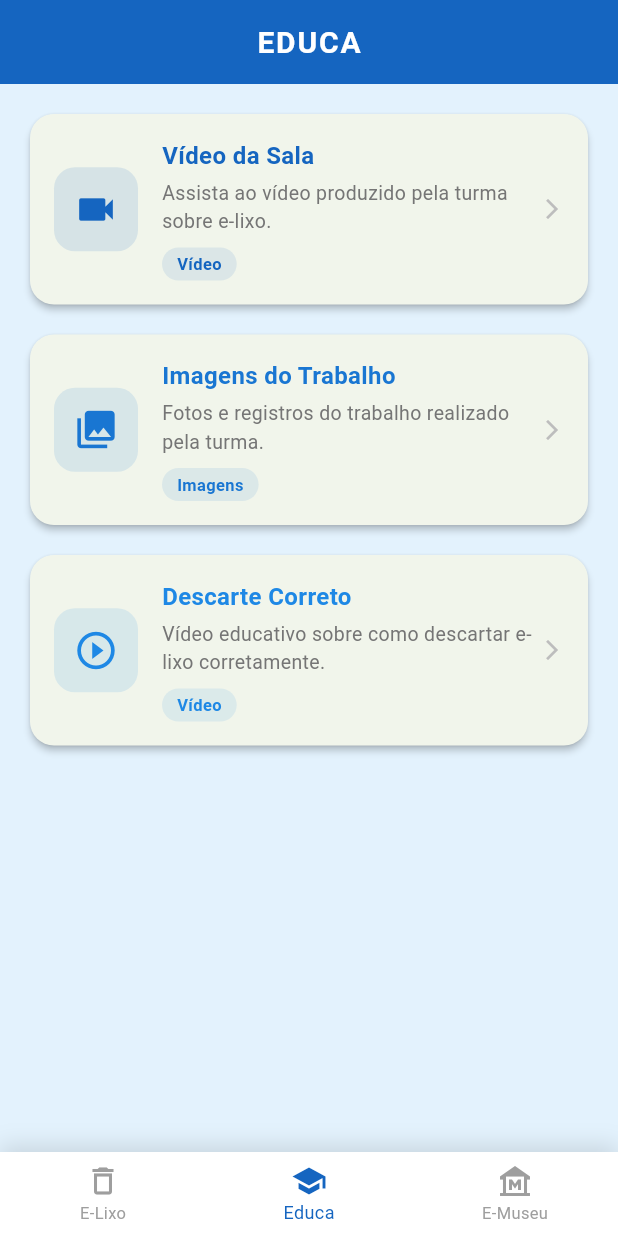
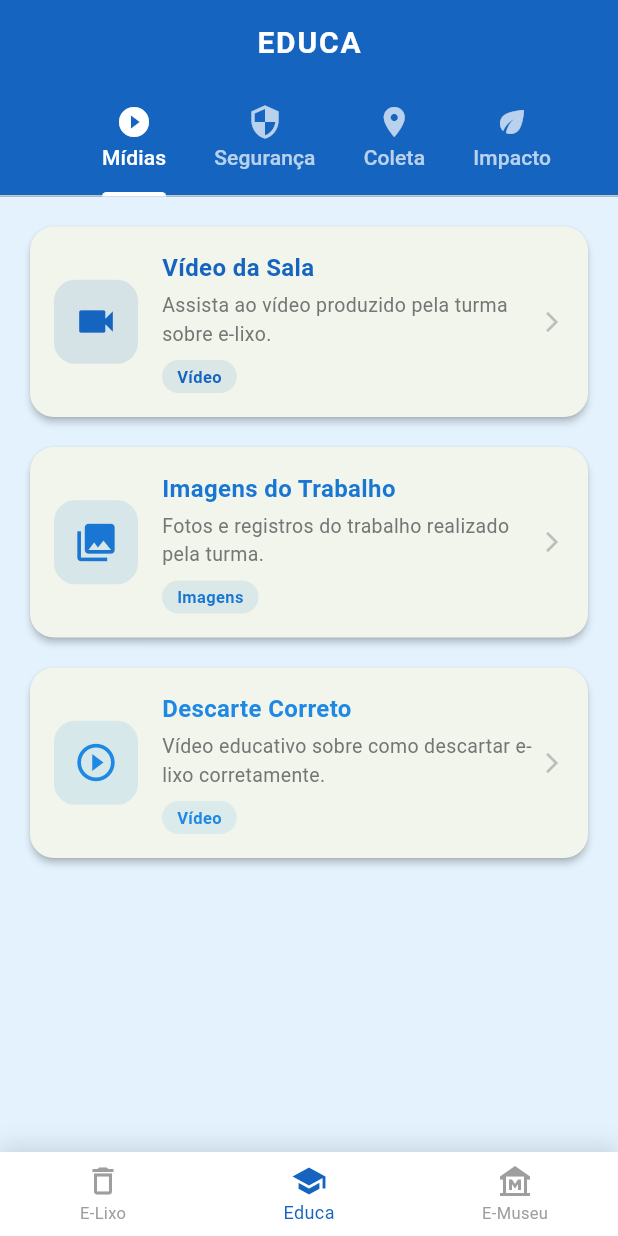
Before and after one commit to guilhermelerner/App-E_lixo, a Flutter app: the screen it shows after launch, item 2 of the bottom bar chosen, on a phone screen of 412 x 824 dp. Run offline on Flutter 3.47's test engine with Material 3 defaults, Android fonts, the phone set to English and light mode, and no system bars.

Commit message:
feat: reestruturação do módulo Educa com novas abas de conteúdo

```diff
--- a/lib/modules/educa/educa_page.dart
+++ b/lib/modules/educa/educa_page.dart
@@ -3,6 +3,7 @@ import 'package:flutter/material.dart';
 class EducaPage extends StatelessWidget {
   const EducaPage({super.key});
 
+  // Lista original mantida para a aba de Mídias
   static const List<_EducaItem> _items = [
     _EducaItem(
       title: 'Vídeo da Sala',
@@ -32,25 +33,161 @@ class EducaPage extends StatelessWidget {
 
   @override
   Widget build(BuildContext context) {
-    return Scaffold(
+    // DefaultTabController gerencia a navegação entre as abas automaticamente
+    return DefaultTabController(
+      length: 4, // Número total de categorias (abas)
+      child: Scaffold(
         appBar: AppBar(
-        title: const Text('EDUCA'),
+          title: const Text('EDUCA', style: TextStyle(color: Colors.white, fontWeight: FontWeight.bold)),
           backgroundColor: const Color(0xFF1565C0),
+          centerTitle: true,
+          // TabBar cria os botões no formato de abas logo abaixo do título
+          bottom: const TabBar(
+            isScrollable: true, // Permite rolar os botões para os lados se não couberem na tela
+            indicatorColor: Colors.white,
+            indicatorWeight: 3,
+            labelColor: Colors.white,
+            unselectedLabelColor: Colors.white70,
+            tabs: [
+              Tab(icon: Icon(Icons.play_circle_fill), text: 'Mídias'),
+              Tab(icon: Icon(Icons.security), text: 'Segurança'),
+              Tab(icon: Icon(Icons.location_on), text: 'Coleta'),
+              Tab(icon: Icon(Icons.eco), text: 'Impacto'),
+            ],
+          ),
         ),
         backgroundColor: const Color(0xFFE3F2FD),
-      body: ListView.separated(
+        // TabBarView mostra o conteúdo correspondente à aba selecionada
+        body: TabBarView(
+          children: [
+            _buildMidiasTab(),
+            _buildSegurancaTab(),
+            _buildColetaTab(),
+            _buildImpactoTab(),
+          ],
+        ),
+      ),
+    );
+  }
+
+  // --- ABA 1: MÍDIAS (Seu código original encapsulado) ---
+  Widget _buildMidiasTab() {
+    return ListView.separated(
       padding: const EdgeInsets.all(16),
       itemCount: _items.length,
       separatorBuilder: (_, __) => const SizedBox(height: 12),
       itemBuilder: (context, index) {
-          final item = _items[index];
-          return _EducaCard(item: item);
+        return _EducaCard(item: _items[index]);
       },
+    );
+  }
+
+  // --- ABA 2: SEGURANÇA DE DADOS ---
+  Widget _buildSegurancaTab() {
+    return ListView(
+      padding: const EdgeInsets.all(16),
+      children: [
+        const Text(
+          'Proteja seus dados antes de descartar!',
+          style: TextStyle(fontSize: 20, fontWeight: FontWeight.bold, color: Color(0xFF1565C0)),
+          textAlign: TextAlign.center,
+        ),
+        const SizedBox(height: 16),
+        _buildInfoCard(
+          title: '1. Faça Backup',
+          description: 'Salve suas fotos, documentos e contatos na nuvem (Google Drive, iCloud) ou em um pen drive seguro.',
+          icon: Icons.cloud_upload,
+        ),
+        _buildInfoCard(
+          title: '2. Remova Cartões e Chips',
+          description: 'Não esqueça de tirar o chip da operadora (SIM card) e o cartão de memória (MicroSD) de celulares velhos.',
+          icon: Icons.sd_card,
+        ),
+        _buildInfoCard(
+          title: '3. Restaure de Fábrica',
+          description: 'Vá nas configurações do seu celular ou computador e procure por "Restaurar Padrões de Fábrica" para apagar tudo.',
+          icon: Icons.settings_backup_restore,
+        ),
+      ],
+    );
+  }
+
+  // --- ABA 3: PONTOS DE COLETA ---
+  Widget _buildColetaTab() {
+    return ListView(
+      padding: const EdgeInsets.all(16),
+      children: [
+        _buildInfoCard(
+          title: 'Campus Cedeteg (Novatec)',
+          description: 'Endereço: Alameda Élio Antonio Dalla Vecchia, 838 - Vila Carli, Guarapuava.\n\nHorário: 09h às 12h e 13h às 17h.',
+          icon: Icons.business,
+        ),
+        _buildInfoCard(
+          title: 'Ecopontos da Prefeitura',
+          description: 'A prefeitura de Guarapuava realiza campanhas periódicas. Fique atento ao calendário de coleta solidária de eletrônicos da Secretaria de Meio Ambiente.',
+          icon: Icons.map,
+        ),
+      ],
+    );
+  }
+
+  // --- ABA 4: IMPACTO AMBIENTAL ---
+  Widget _buildImpactoTab() {
+    return ListView(
+      padding: const EdgeInsets.all(16),
+      children: [
+        _buildInfoCard(
+          title: 'Contaminação do Solo',
+          description: 'O lixo eletrônico possui metais pesados como chumbo e mercúrio. Uma única bateria descartada no lixo comum pode contaminar milhares de litros de água.',
+          icon: Icons.water_drop,
+        ),
+        _buildInfoCard(
+          title: 'Mineração Urbana',
+          description: 'Muitos componentes possuem ouro, prata e cobre. Reciclar essas placas evita a necessidade de extrair novos recursos da natureza.',
+          icon: Icons.recycling,
+        ),
+      ],
+    );
+  }
+
+  // Widget auxiliar para criar os cards informativos das novas abas
+  Widget _buildInfoCard({required String title, required String description, required IconData icon}) {
+    return Card(
+      elevation: 2,
+      margin: const EdgeInsets.only(bottom: 12),
+      shape: RoundedRectangleBorder(borderRadius: BorderRadius.circular(16)),
+      child: Padding(
+        padding: const EdgeInsets.all(16),
+        child: Row(
+          crossAxisAlignment: CrossAxisAlignment.start,
+          children: [
+            Icon(icon, size: 40, color: const Color(0xFF1565C0)),
+            const SizedBox(width: 16),
+            Expanded(
+              child: Column(
+                crossAxisAlignment: CrossAxisAlignment.start,
+                children: [
+                  Text(
+                    title,
+                    // Fonte levemente maior para melhor acessibilidade de leitura
+                    style: const TextStyle(fontSize: 18, fontWeight: FontWeight.bold, color: Colors.black87),
+                  ),
+                  const SizedBox(height: 8),
+                  Text(
+                    description,
+                    style: const TextStyle(fontSize: 15, height: 1.4, color: Colors.black54),
+                  ),
+                ],
+              ),
+            ),
+          ],
+        ),
       ),
     );
   }
 }
 
+// Seu componente Card original para a aba de vídeos
 class _EducaCard extends StatelessWidget {
   final _EducaItem item;
 
```
Lines whose indentation alone changed are shown as unchanged.
